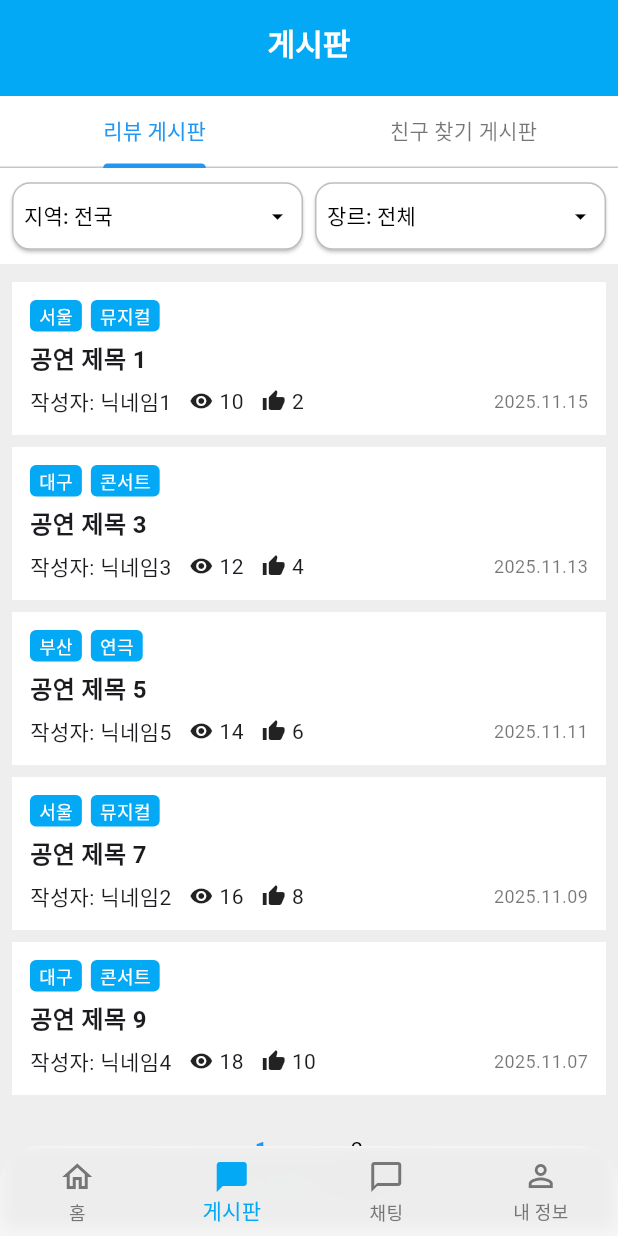
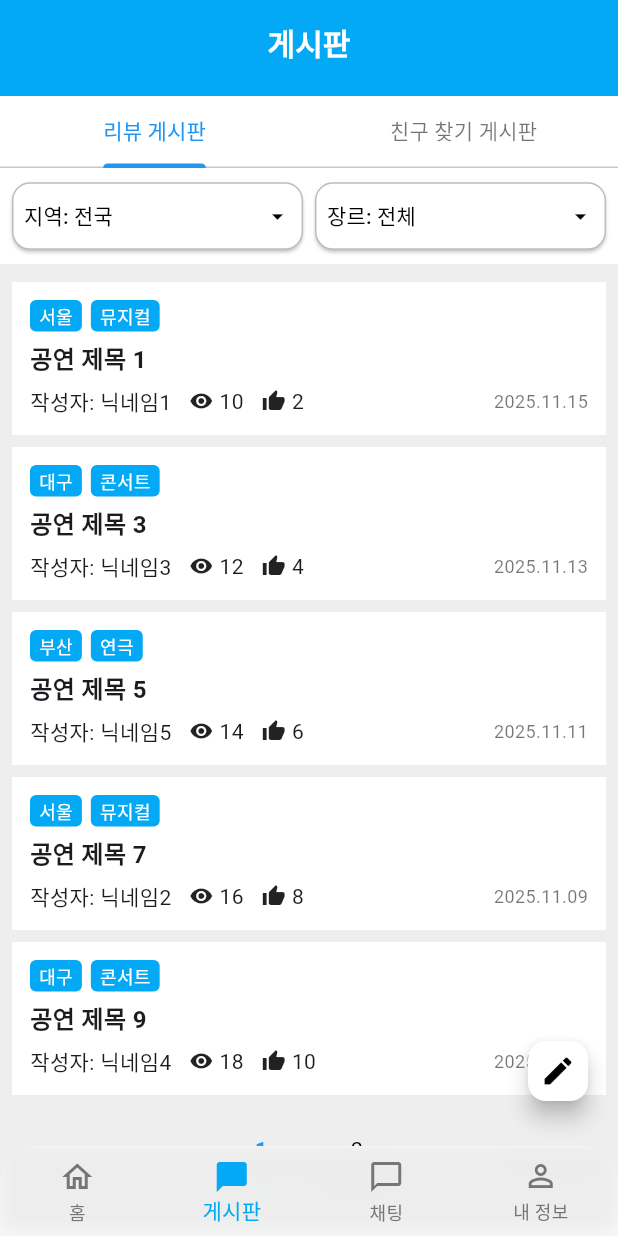
Before and after one commit to sss2013/osp-dartroll-project, a Flutter app: the screen it shows after launch, item 2 of the bottom bar chosen, on a phone screen of 412 x 824 dp. Run offline on Flutter 3.47's test engine with Material 3 defaults, Android fonts, the phone set to English and light mode, and no system bars; our stand-ins replace flutter_dotenv; missing offline and left inert: flutter_naver_login, kakao_flutter_sdk.

Commit message:
게시글 작성 페이지 추가 및 게시판 글쓰기 버튼 구현

```diff
--- a/lib/src/features/community/presentation/pages/board_page.dart
+++ b/lib/src/features/community/presentation/pages/board_page.dart
@@ -1,7 +1,9 @@
+// board_page.dart
 import 'package:cultureyo/src/features/community/data/post_model.dart';
 import 'package:cultureyo/src/features/community/dummy_posts.dart';
 import 'package:flutter/material.dart';
 import 'post_detail_page.dart';
+import 'post_write_page.dart';
 import '../../../home.dart';
 
 class BoardPage extends StatefulWidget {
@@ -48,14 +50,18 @@ class _BoardPageState extends State<BoardPage> with SingleTickerProviderStateMix
   int currentPage = 1;
   final int postsPerPage = 5;
 
+  // 로컬 상태 리스트 (글쓰기 기능 테스트용)
+  late List<Post> posts;
+
   @override
   void initState() {
     super.initState();
     _tabController = TabController(length: 2, vsync: this);
+    posts = [...dummyPosts]; // 기존 더미 데이터 복사
   }
 
   List<Post> _filteredPosts(String category) {
-    final filtered = dummyPosts.where((post) {
+    final filtered = posts.where((post) {
       final regionMatch =
           selectedRegion == '전국' || post.region == selectedRegion;
       final subRegionMatch =
@@ -75,7 +81,7 @@ class _BoardPageState extends State<BoardPage> with SingleTickerProviderStateMix
   }
 
   int _getFilteredCount(String category) {
-    return dummyPosts.where((post) {
+    return posts.where((post) {
       final regionMatch =
           selectedRegion == '전국' || post.region == selectedRegion;
       final subRegionMatch =
@@ -161,6 +167,25 @@ class _BoardPageState extends State<BoardPage> with SingleTickerProviderStateMix
     return '장르: $selectedGenre';
   }
 
+  // 글쓰기 버튼 클릭
+  void _onWritePost() async {
+    final newPost = await Navigator.push<Post?>(
+      context,
+      MaterialPageRoute(
+        builder: (_) => PostWritePage(
+          category: _tabController.index == 0 ? 'review' : 'friend',
+        ),
+      ),
+    );
+
+    if (newPost != null) {
+      setState(() {
+        posts.insert(0, newPost); // 맨 앞에 추가 -> 최신순
+      });
+    }
+  }
+
+
   @override
   Widget build(BuildContext context) {
     return Scaffold(
@@ -196,7 +221,6 @@ class _BoardPageState extends State<BoardPage> with SingleTickerProviderStateMix
       ),
       body: Column(
         children: [
-          // 필터 영역 (개선: 한 줄에 두 버튼)
           Container(
             color: Colors.white,
             padding: const EdgeInsets.all(8.0),
@@ -258,8 +282,6 @@ class _BoardPageState extends State<BoardPage> with SingleTickerProviderStateMix
               ],
             ),
           ),
-
-          // 게시글 리스트 영역
           Expanded(
             child: Container(
               color: Colors.grey[200],
@@ -274,6 +296,17 @@ class _BoardPageState extends State<BoardPage> with SingleTickerProviderStateMix
           ),
         ],
       ),
+      floatingActionButton: Container(
+        margin: const EdgeInsets.only(bottom: 70), // 하단바 위로 띄우기
+        child: FloatingActionButton(
+          onPressed: _onWritePost,
+          backgroundColor: Colors.white, // 버튼 색상 흰색
+          foregroundColor: Colors.black, // 아이콘 색상
+          mini: true, // 크기 축소
+          child: const Icon(Icons.edit),
+        ),
+      ),
+      floatingActionButtonLocation: FloatingActionButtonLocation.endFloat,
     );
   }
 
```
Also changed, not shown: lib/src/features/community/presentation/pages/post_write_page.dart (added, +138 -0 lines).
